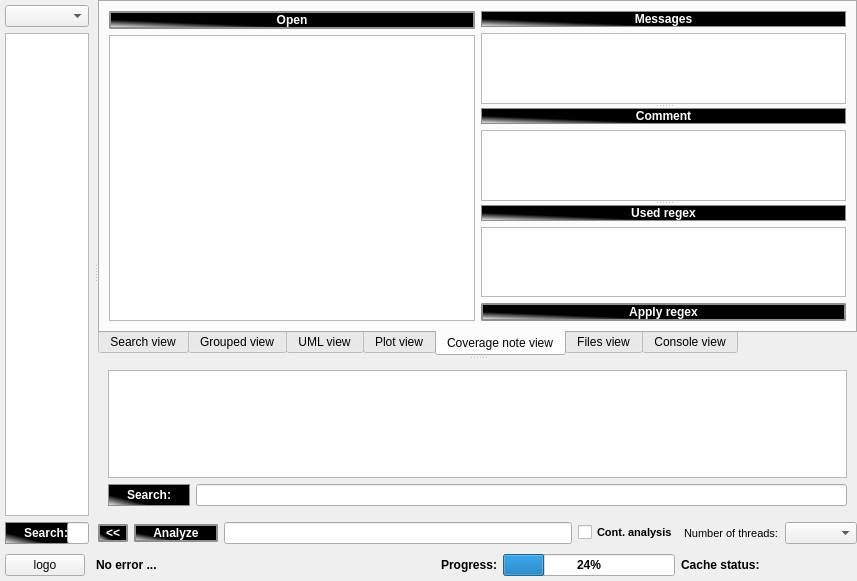
svlad-90/DLT-Message-Analyzer, file dltmessageanalyzerplugin/src/plugin/src/form.ui: the form before one commit.
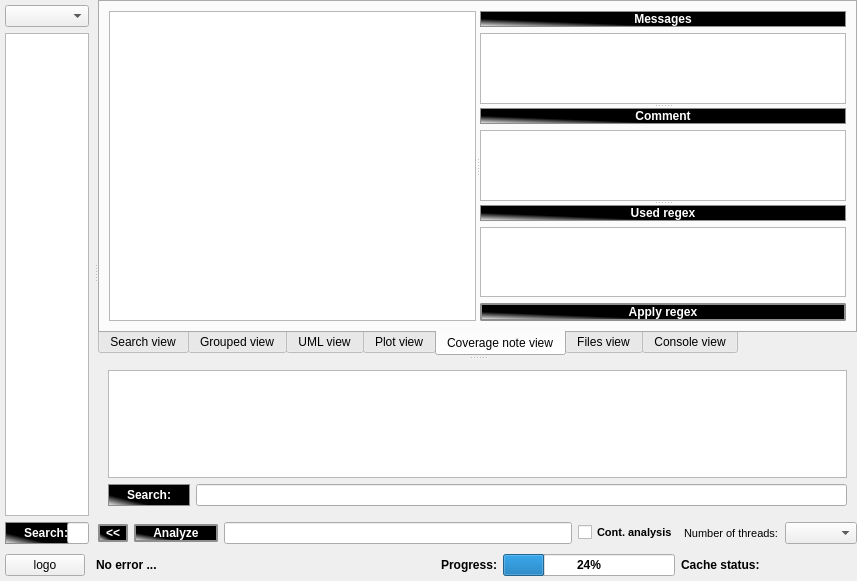
The form after the commit. The open tabs and pages were chosen to show the change. Custom widgets are drawn as their Qt base class.

Patch:
```diff
--- a/dltmessageanalyzerplugin/src/plugin/src/form.ui
+++ b/dltmessageanalyzerplugin/src/plugin/src/form.ui
@@ -587,53 +587,36 @@
            </layout>
           </widget>
           <widget class="QWidget" name="coverageNoteTab">
+           <property name="sizePolicy">
+            <sizepolicy hsizetype="Preferred" vsizetype="Preferred">
+             <horstretch>0</horstretch>
+             <verstretch>0</verstretch>
+            </sizepolicy>
+           </property>
            <attribute name="title">
             <string>Coverage note view</string>
            </attribute>
-           <layout class="QHBoxLayout" name="horizontalLayout_2">
-            <item>
-             <layout class="QVBoxLayout" name="CNItemsLayout">
+           <layout class="QGridLayout" name="gridLayout_2">
+            <item row="0" column="0">
+             <widget class="QSplitter" name="CNSplitter_1">
+              <property name="orientation">
+               <enum>Qt::Horizontal</enum>
+              </property>
+              <widget class="QWidget" name="verticalLayoutWidget_7">
+               <layout class="QVBoxLayout" name="CNItemsLayout" stretch="0">
               <property name="sizeConstraint">
-               <enum>QLayout::SetMinimumSize</enum>
-              </property>
-              <item>
-               <widget class="QPushButton" name="CNOpen">
-                <property name="font">
-                 <font>
-                  <weight>75</weight>
-                  <bold>true</bold>
-                 </font>
+                 <enum>QLayout::SetDefaultConstraint</enum>
+                </property>
+                <property name="leftMargin">
+                 <number>0</number>
                 </property>
-                <property name="styleSheet">
-                 <string notr="true">QPushButton {
-    border: 2px solid #8f8f91;
-    border-radius: 2px;
-    background-color: qlineargradient(spread:pad, x1:0.259, y1:0.720909, x2:0, y2:1, stop:0 rgba(0, 0, 0, 255), stop:1 rgba(255, 255, 255, 255));
-    min-width: 80px;
-    color: rgb(255, 255, 255);
-}
-
-QPushButton:pressed {
-    border: 2px solid #8f8f91;
-    background-color: qlineargradient(spread:pad, x1:0.169461, y1:0.181, x2:0, y2:0.954182, stop:0 rgba(0, 0, 0, 255), stop:1 rgba(255, 255, 255, 255));
-    color: rgb(255, 255, 255);
-}
-
-QPushButton:hover:!pressed{
-    border: 2px solid #9ccfdd;
-    background-color: qlineargradient(spread:pad, x1:0.119, y1:0.561682, x2:0.034, y2:0.926, stop:0 rgba(67, 115, 118, 255), stop:1 rgba(171, 211, 205, 255));
-    color: rgb(255, 255, 255);
-}</string>
+                <property name="topMargin">
+                 <number>0</number>
                 </property>
-                <property name="text">
-                 <string>Open</string>
-                </property>
-               </widget>
-              </item>
               <item>
                <widget class="QTableView" name="CNItems">
                 <property name="sizePolicy">
-                 <sizepolicy hsizetype="Expanding" vsizetype="Expanding">
+                   <sizepolicy hsizetype="Preferred" vsizetype="Preferred">
                   <horstretch>0</horstretch>
                   <verstretch>0</verstretch>
                  </sizepolicy>
@@ -653,11 +636,10 @@
                </widget>
               </item>
              </layout>
-            </item>
-            <item>
-             <widget class="QSplitter" name="splitter">
+              </widget>
+              <widget class="QSplitter" name="CNSplitter_2">
               <property name="sizePolicy">
-               <sizepolicy hsizetype="MinimumExpanding" vsizetype="Expanding">
+                <sizepolicy hsizetype="Preferred" vsizetype="Preferred">
                 <horstretch>0</horstretch>
                 <verstretch>0</verstretch>
                </sizepolicy>
@@ -666,7 +648,10 @@
                <enum>Qt::Vertical</enum>
               </property>
               <widget class="QWidget" name="verticalLayoutWidget_4">
-               <layout class="QVBoxLayout" name="CNMessagesLeyout">
+                <layout class="QVBoxLayout" name="CNMessagesLeyout" stretch="0,0">
+                 <property name="spacing">
+                  <number>6</number>
+                 </property>
                 <property name="leftMargin">
                  <number>0</number>
                 </property>
@@ -704,7 +689,14 @@
                  </widget>
                 </item>
                 <item>
-                 <widget class="QTextEdit" name="CNMessagesTextEdit"/>
+                  <widget class="QTextEdit" name="CNMessagesTextEdit">
+                   <property name="sizePolicy">
+                    <sizepolicy hsizetype="Expanding" vsizetype="Expanding">
+                     <horstretch>0</horstretch>
+                     <verstretch>10</verstretch>
+                    </sizepolicy>
+                   </property>
+                  </widget>
                 </item>
                </layout>
               </widget>
@@ -824,6 +816,7 @@
                  </widget>
                 </item>
                </layout>
+               </widget>
               </widget>
              </widget>
             </item>
```
Left out of the diff: 4 changed lines with no effect on the pictures. Lines whose indentation alone changed are shown as unchanged.
